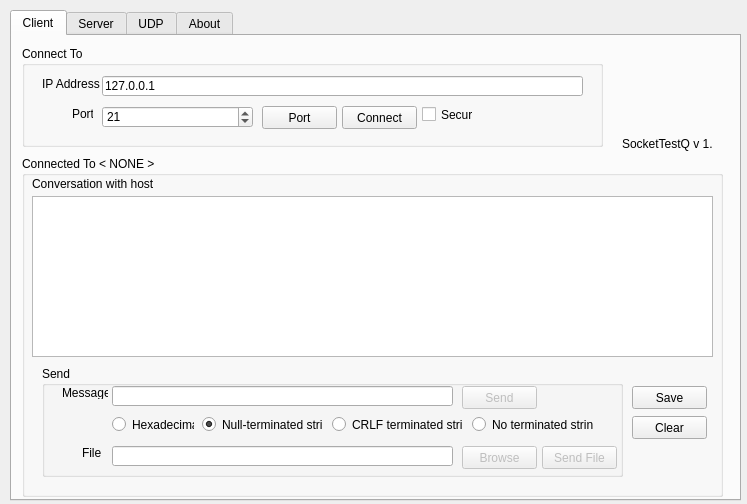
Qt form SocketTestQ.ui (embeddedmz/SocketTestQt) before a commit.
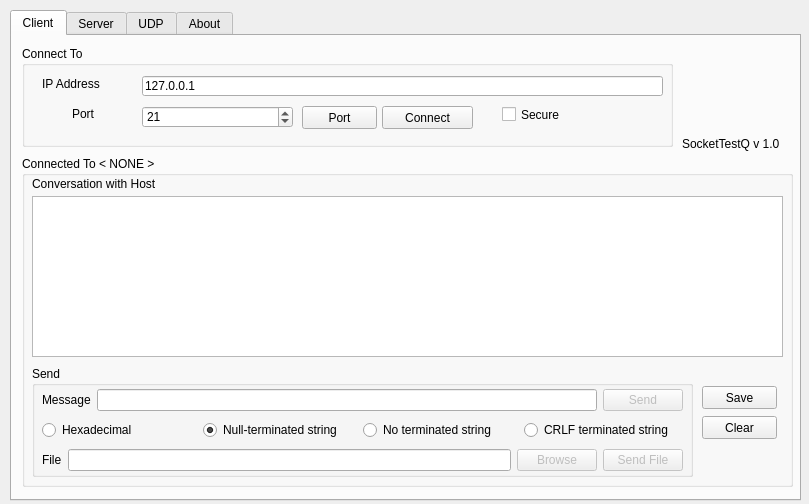
The same form after that commit. The open tabs and pages were chosen to show the change. Icons and pictures are not drawn.

Commit message: Removed .user file and fixed user interface for Ubuntu 16.04 LTS

The edit to the form file:
```diff
--- a/SocketTestQ.ui
+++ b/SocketTestQ.ui
@@ -6,7 +6,7 @@
    <rect>
     <x>0</x>
     <y>0</y>
-    <width>747</width>
+    <width>809</width>
     <height>504</height>
    </rect>
   </property>
@@ -22,7 +22,7 @@
     <rect>
      <x>10</x>
      <y>10</y>
-     <width>731</width>
+     <width>791</width>
      <height>491</height>
     </rect>
    </property>
@@ -38,7 +38,7 @@
       <rect>
        <x>10</x>
        <y>10</y>
-       <width>581</width>
+       <width>651</width>
        <height>101</height>
       </rect>
      </property>
@@ -50,7 +50,7 @@
        <rect>
         <x>20</x>
         <y>30</y>
-        <width>61</width>
+        <width>91</width>
         <height>16</height>
        </rect>
       </property>
@@ -61,9 +61,9 @@
      <widget class="QLineEdit" name="uiClientDstIP">
       <property name="geometry">
        <rect>
-        <x>80</x>
+        <x>120</x>
         <y>30</y>
-        <width>481</width>
+        <width>521</width>
         <height>20</height>
        </rect>
       </property>
@@ -76,7 +76,7 @@
        <rect>
         <x>50</x>
         <y>60</y>
-        <width>21</width>
+        <width>61</width>
         <height>16</height>
        </rect>
       </property>
@@ -87,7 +87,7 @@
      <widget class="QPushButton" name="uiClientPortListBtn">
       <property name="geometry">
        <rect>
-        <x>240</x>
+        <x>280</x>
         <y>60</y>
         <width>75</width>
         <height>23</height>
@@ -100,9 +100,9 @@
      <widget class="QPushButton" name="uiClientConnectBtn">
       <property name="geometry">
        <rect>
-        <x>320</x>
+        <x>360</x>
         <y>60</y>
-        <width>75</width>
+        <width>91</width>
         <height>23</height>
        </rect>
       </property>
@@ -113,9 +113,9 @@
      <widget class="QCheckBox" name="uiClientSecureCheck">
       <property name="geometry">
        <rect>
-        <x>400</x>
+        <x>480</x>
         <y>60</y>
-        <width>51</width>
+        <width>161</width>
         <height>17</height>
        </rect>
       </property>
@@ -126,7 +126,7 @@
      <widget class="QSpinBox" name="uiClientDstPort">
       <property name="geometry">
        <rect>
-        <x>80</x>
+        <x>120</x>
         <y>60</y>
         <width>151</width>
         <height>22</height>
@@ -148,8 +148,8 @@
       <rect>
        <x>10</x>
        <y>120</y>
-       <width>701</width>
-       <height>341</height>
+       <width>771</width>
+       <height>331</height>
       </rect>
      </property>
      <property name="toolTip">
@@ -163,12 +163,12 @@
        <rect>
         <x>10</x>
         <y>20</y>
-        <width>121</width>
+        <width>741</width>
         <height>16</height>
        </rect>
       </property>
       <property name="text">
-       <string>Conversation with host</string>
+       <string>Conversation with Host</string>
       </property>
       <property name="textFormat">
        <enum>Qt::AutoText</enum>
@@ -177,184 +177,144 @@
      <widget class="QGroupBox" name="groupBox_3">
       <property name="geometry">
        <rect>
-        <x>20</x>
+        <x>10</x>
         <y>210</y>
-        <width>581</width>
+        <width>661</width>
         <height>111</height>
        </rect>
       </property>
       <property name="title">
        <string>Send</string>
       </property>
-      <widget class="QLabel" name="label_3">
+      <widget class="QWidget" name="verticalLayoutWidget">
        <property name="geometry">
         <rect>
-         <x>20</x>
+         <x>10</x>
          <y>20</y>
-         <width>46</width>
-         <height>13</height>
+         <width>641</width>
+         <height>91</height>
         </rect>
        </property>
-       <property name="text">
-        <string>Message</string>
-       </property>
-      </widget>
-      <widget class="QLabel" name="label_4">
-       <property name="geometry">
-        <rect>
-         <x>40</x>
-         <y>80</y>
-         <width>46</width>
-         <height>13</height>
-        </rect>
-       </property>
-       <property name="text">
-        <string>File</string>
-       </property>
-      </widget>
-      <widget class="QLineEdit" name="uiClientFile">
-       <property name="geometry">
-        <rect>
-         <x>70</x>
-         <y>80</y>
-         <width>341</width>
-         <height>20</height>
-        </rect>
-       </property>
-      </widget>
-      <widget class="QLineEdit" name="uiClientMsg">
-       <property name="geometry">
-        <rect>
-         <x>70</x>
-         <y>20</y>
-         <width>341</width>
-         <height>20</height>
-        </rect>
-       </property>
-       <property name="maxLength">
-        <number>65536</number>
-       </property>
-      </widget>
-      <widget class="QPushButton" name="uiClientSendMsgBtn">
-       <property name="enabled">
-        <bool>false</bool>
-       </property>
-       <property name="geometry">
-        <rect>
-         <x>420</x>
-         <y>20</y>
-         <width>75</width>
-         <height>23</height>
-        </rect>
-       </property>
-       <property name="text">
-        <string>Send</string>
-       </property>
-      </widget>
-      <widget class="QPushButton" name="uiClientSendFileBtn">
-       <property name="enabled">
-        <bool>false</bool>
-       </property>
-       <property name="geometry">
-        <rect>
-         <x>500</x>
-         <y>80</y>
-         <width>75</width>
-         <height>23</height>
-        </rect>
-       </property>
-       <property name="text">
-        <string>Send File</string>
-       </property>
-      </widget>
-      <widget class="QPushButton" name="uiClientBrowseBtn">
-       <property name="enabled">
-        <bool>false</bool>
-       </property>
-       <property name="geometry">
-        <rect>
-         <x>420</x>
-         <y>80</y>
-         <width>75</width>
-         <height>23</height>
-        </rect>
-       </property>
-       <property name="text">
-        <string>Browse</string>
-       </property>
-      </widget>
-      <widget class="QRadioButton" name="uiClientRadioNull">
-       <property name="geometry">
-        <rect>
-         <x>160</x>
-         <y>50</y>
-         <width>121</width>
-         <height>17</height>
-        </rect>
-       </property>
-       <property name="toolTip">
-        <string>&lt;html&gt;&lt;head/&gt;&lt;body&gt;&lt;p&gt;Appends a zero (0x00 or commonly know \0) at the end of the message.&lt;/p&gt;&lt;/body&gt;&lt;/html&gt;</string>
-       </property>
-       <property name="text">
-        <string>Null-terminated string</string>
-       </property>
-       <property name="checked">
-        <bool>true</bool>
-       </property>
-      </widget>
-      <widget class="QRadioButton" name="uiClientRadioCRLF">
-       <property name="geometry">
-        <rect>
-         <x>290</x>
-         <y>50</y>
-         <width>131</width>
-         <height>17</height>
-        </rect>
-       </property>
-       <property name="toolTip">
-        <string>&lt;html&gt;&lt;head/&gt;&lt;body&gt;&lt;p&gt;Appends Carriage Return Line Feed (or commonly know as \r\n, two bytes 0x0D and 0x0A) at the end of the message.&lt;/p&gt;&lt;/body&gt;&lt;/html&gt;</string>
-       </property>
-       <property name="text">
-        <string>CRLF terminated string</string>
-       </property>
-      </widget>
-      <widget class="QRadioButton" name="uiClientRadioHex">
-       <property name="geometry">
-        <rect>
-         <x>70</x>
-         <y>50</y>
-         <width>82</width>
-         <height>17</height>
-        </rect>
-       </property>
-       <property name="toolTip">
-        <string>&lt;html&gt;&lt;head/&gt;&lt;body&gt;&lt;p&gt;Hexadecimal mode : use 0..9 or A..F (or lower case letters) symbols to write the message. Nothing will be added at the end of the message.&lt;/p&gt;&lt;/body&gt;&lt;/html&gt;</string>
-       </property>
-       <property name="text">
-        <string>Hexadecimal</string>
-       </property>
-      </widget>
-      <widget class="QRadioButton" name="uiClientRadioChars">
-       <property name="geometry">
-        <rect>
-         <x>430</x>
-         <y>50</y>
-         <width>121</width>
-         <height>17</height>
-        </rect>
-       </property>
-       <property name="toolTip">
-        <string>&lt;html&gt;&lt;head/&gt;&lt;body&gt;&lt;p&gt;Nothing will be added at the end of the message.&lt;/p&gt;&lt;/body&gt;&lt;/html&gt;</string>
-       </property>
-       <property name="text">
-        <string>No terminated string</string>
-       </property>
+       <layout class="QVBoxLayout" name="verticalLayout">
+        <item>
+         <layout class="QHBoxLayout" name="horizontalLayout_4">
+          <item>
+           <widget class="QLabel" name="label_3">
+            <property name="text">
+             <string>Message</string>
+            </property>
+           </widget>
+          </item>
+          <item>
+           <widget class="QLineEdit" name="uiClientMsg">
+            <property name="maxLength">
+             <number>65536</number>
+            </property>
+           </widget>
+          </item>
+          <item>
+           <widget class="QPushButton" name="uiClientSendMsgBtn">
+            <property name="enabled">
+             <bool>false</bool>
+            </property>
+            <property name="text">
+             <string>Send</string>
+            </property>
+           </widget>
+          </item>
+         </layout>
+        </item>
+        <item>
+         <layout class="QHBoxLayout" name="horizontalLayout">
+          <property name="spacing">
+           <number>1</number>
+          </property>
+          <item>
+           <widget class="QRadioButton" name="uiClientRadioHex">
+            <property name="toolTip">
+             <string>&lt;html&gt;&lt;head/&gt;&lt;body&gt;&lt;p&gt;Hexadecimal mode : use 0..9 or A..F (or lower case letters) symbols to write the message. Nothing will be added at the end of the message.&lt;/p&gt;&lt;/body&gt;&lt;/html&gt;</string>
+            </property>
+            <property name="text">
+             <string>Hexadecimal</string>
+            </property>
+           </widget>
+          </item>
+          <item>
+           <widget class="QRadioButton" name="uiClientRadioNull">
+            <property name="toolTip">
+             <string>&lt;html&gt;&lt;head/&gt;&lt;body&gt;&lt;p&gt;Appends a zero (0x00 or commonly know \0) at the end of the message.&lt;/p&gt;&lt;/body&gt;&lt;/html&gt;</string>
+            </property>
+            <property name="text">
+             <string>Null-terminated string</string>
+            </property>
+            <property name="checked">
+             <bool>true</bool>
+            </property>
+           </widget>
+          </item>
+          <item>
+           <widget class="QRadioButton" name="uiClientRadioChars">
+            <property name="toolTip">
+             <string>&lt;html&gt;&lt;head/&gt;&lt;body&gt;&lt;p&gt;Nothing will be added at the end of the message.&lt;/p&gt;&lt;/body&gt;&lt;/html&gt;</string>
+            </property>
+            <property name="text">
+             <string>No terminated string</string>
+            </property>
+           </widget>
+          </item>
+          <item>
+           <widget class="QRadioButton" name="uiClientRadioCRLF">
+            <property name="toolTip">
+             <string>&lt;html&gt;&lt;head/&gt;&lt;body&gt;&lt;p&gt;Appends Carriage Return Line Feed (or commonly know as \r\n, two bytes 0x0D and 0x0A) at the end of the message.&lt;/p&gt;&lt;/body&gt;&lt;/html&gt;</string>
+            </property>
+            <property name="text">
+             <string>CRLF terminated string</string>
+            </property>
+           </widget>
+          </item>
+         </layout>
+        </item>
+        <item>
+         <layout class="QHBoxLayout" name="horizontalLayout_3">
+          <item>
+           <widget class="QLabel" name="label_4">
+            <property name="text">
+             <string>File</string>
+            </property>
+           </widget>
+          </item>
+          <item>
+           <widget class="QLineEdit" name="uiClientFile"/>
+          </item>
+          <item>
+           <widget class="QPushButton" name="uiClientBrowseBtn">
+            <property name="enabled">
+             <bool>false</bool>
+            </property>
+            <property name="text">
+             <string>Browse</string>
+            </property>
+           </widget>
+          </item>
+          <item>
+           <widget class="QPushButton" name="uiClientSendFileBtn">
+            <property name="enabled">
+             <bool>false</bool>
+            </property>
+            <property name="text">
+             <string>Send File</string>
+            </property>
+           </widget>
+          </item>
+         </layout>
+        </item>
+       </layout>
       </widget>
      </widget>
      <widget class="QPushButton" name="uiClientSaveLogBtn">
       <property name="geometry">
        <rect>
-        <x>610</x>
+        <x>680</x>
         <y>230</y>
         <width>75</width>
         <height>23</height>
@@ -367,7 +327,7 @@
      <widget class="QPushButton" name="uiClientClearLogBtn">
       <property name="geometry">
        <rect>
-        <x>610</x>
+        <x>680</x>
         <y>260</y>
         <width>75</width>
         <height>23</height>
@@ -382,7 +342,7 @@
        <rect>
         <x>10</x>
         <y>40</y>
-        <width>681</width>
+        <width>751</width>
         <height>161</height>
        </rect>
       </property>
@@ -394,9 +354,9 @@
     <widget class="QLabel" name="label_6">
      <property name="geometry">
       <rect>
-       <x>610</x>
+       <x>670</x>
        <y>100</y>
-       <width>91</width>
+       <width>111</width>
        <height>16</height>
       </rect>
      </property>
@@ -404,27 +364,11 @@
       <string>SocketTestQ v 1.0</string>
      </property>
     </widget>
-    <widget class="QLabel" name="label_28">
-     <property name="geometry">
-      <rect>
-       <x>620</x>
-       <y>20</y>
-       <width>81</width>
-       <height>71</height>
-      </rect>
-     </property>
-     <property name="text">
-      <string/>
-     </property>
-     <property name="pixmap">
-      <pixmap>:/Picture/chat.png</pixmap>
-     </property>
-    </widget>
     <widget class="QLabel" name="label_31">
      <property name="geometry">
       <rect>
-       <x>620</x>
-       <y>20</y>
+       <x>690</x>
+       <y>30</y>
        <width>81</width>
        <height>71</height>
       </rect>
```
Left out of the diff: 448 changed lines with no effect on the pictures. The commit also changes 1 other file.
